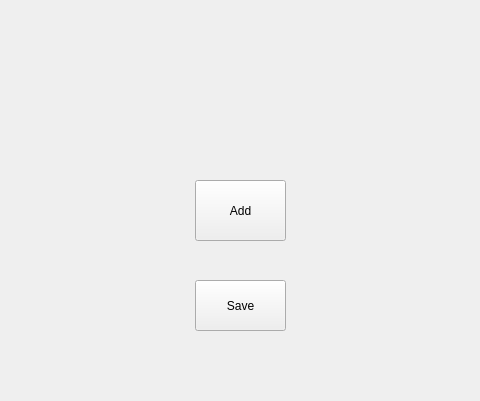
This is managerwindow.ui in hungneyugn/ManageRestaurant as Qt 5 draws it before an edit; both pictures show x 245 to 725 and y 0 to 401 of the 882 by 547 pixel window. The edited form follows.
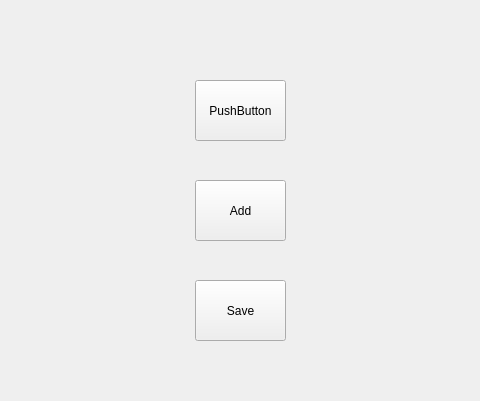
This is the edited form.

Commit message: Add: button to open folder

The edit to the form file:
```diff
--- a/managerwindow.ui
+++ b/managerwindow.ui
@@ -33,13 +33,26 @@
       <x>440</x>
       <y>280</y>
       <width>91</width>
-      <height>51</height>
+      <height>61</height>
      </rect>
     </property>
     <property name="text">
      <string>Save</string>
     </property>
    </widget>
+   <widget class="QPushButton" name="btnUpload">
+    <property name="geometry">
+     <rect>
+      <x>440</x>
+      <y>80</y>
+      <width>91</width>
+      <height>61</height>
+     </rect>
+    </property>
+    <property name="text">
+     <string>PushButton</string>
+    </property>
+   </widget>
   </widget>
  </widget>
  <resources/>
```
The commit also changes 2 other files.
